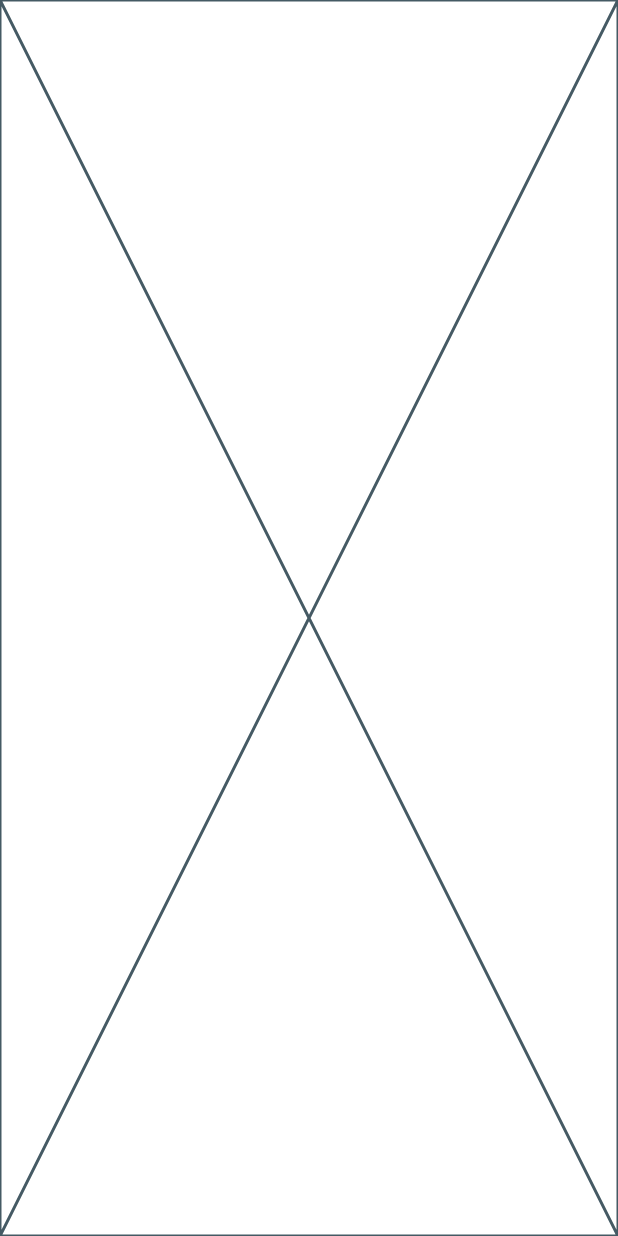
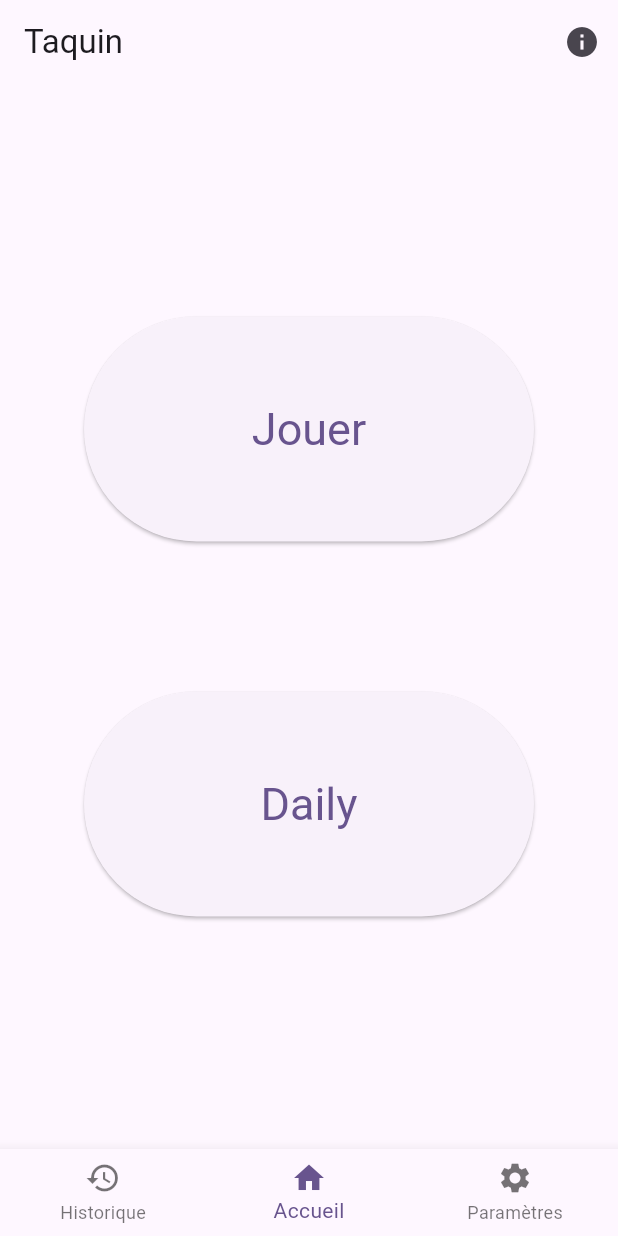
Before and after one commit to Aoxcis/AMSE-TP2, a Flutter app: the screen it shows after launch, on a phone screen of 412 x 824 dp. Run offline on Flutter 3.47's test engine with Material 3 defaults, Android fonts, the phone set to English and light mode, and no system bars; our stand-ins replace shared_preferences.

Commit message:
feat: implement home page layout with navigation and custom app bar

```diff
--- a/tp2/lib/main.dart
+++ b/tp2/lib/main.dart
@@ -1,5 +1,5 @@
 import 'package:flutter/material.dart';
-import 'dart:math' as math;
+
 
 import 'package:tp2/pages/home_page.dart';
 
@@ -14,13 +14,13 @@ class MyApp extends StatelessWidget {
   @override
   Widget build(BuildContext context) {
     return MaterialApp(
-      title: 'Flutter Demo',
+      title: 'Taquin',
       debugShowCheckedModeBanner: false,
       theme: ThemeData(
         colorScheme: ColorScheme.fromSeed(seedColor: Colors.deepPurple),
         useMaterial3: true,
       ),
-      home: const home_page(),
+      home: const HomePage(),
     );
   }
 }
--- a/tp2/lib/pages/home_page.dart
+++ b/tp2/lib/pages/home_page.dart
@@ -1,15 +1,61 @@
 import 'package:flutter/material.dart';
+import 'package:tp2/widgets/app_bar.dart';
+import 'package:tp2/widgets/nav_bar.dart';
 
-class home_page extends StatefulWidget {
-  const home_page({super.key});
+class HomePage extends StatefulWidget {
+  const HomePage({super.key});
 
   @override
-  State<home_page> createState() => _home_pageState();
+  State<HomePage> createState() => _HomePageState();
 }
 
-class _home_pageState extends State<home_page> {
+class _HomePageState extends State<HomePage> {
+  int _selectedIndex = 1;
+
+  void _onItemTapped(int index) {
+    setState(() {
+      _selectedIndex = index;
+    });
+    // Ici, tu peux gérer la navigation en fonction de l'index sélectionné
+    // par exemple avec un switch ou un Navigator.push()
+  }
+
   @override
   Widget build(BuildContext context) {
-    return const Placeholder();
+    return Scaffold(
+      appBar: const MyAppBar(title: 'Taquin'),
+      body: Center(
+        child: Column(
+          mainAxisAlignment: MainAxisAlignment.center,
+          children: [
+            ElevatedButton(
+              style: ElevatedButton.styleFrom(
+                fixedSize: const Size(300, 150),
+                textStyle: const TextStyle(fontSize: 30),
+              ),
+              onPressed: () {
+                // Naviguer vers la page de jeu
+              },
+              child: const Text('Jouer'),
+            ),
+            const SizedBox(height: 100),
+            ElevatedButton(
+              style: ElevatedButton.styleFrom(
+                fixedSize: const Size(300, 150),
+                textStyle: const TextStyle(fontSize: 30),
+              ),
+              onPressed: () {
+                // Naviguer vers la page quotidienne
+              },
+              child: const Text('Daily'),
+            ),
+          ],
+        ),
+      ),
+      bottomNavigationBar: MyNavBar(
+        currentIndex: _selectedIndex,
+        onTap: _onItemTapped,
+      ),
+    );
   }
 }
--- /dev/null
+++ b/tp2/lib/widgets/app_bar.dart
@@ -0,0 +1,26 @@
+import 'package:flutter/material.dart';
+
+class MyAppBar extends StatelessWidget implements PreferredSizeWidget {
+  final String title;
+
+  const MyAppBar({Key? key, required this.title}) : super(key: key);
+
+  @override
+  Widget build(BuildContext context) {
+    return AppBar(
+      title: Text(title),
+      actions: [
+        IconButton(
+          icon: const Icon(Icons.info),
+          onPressed: () {
+            // Action ou navigation quand on appuie sur l'icône
+          },
+        ),
+      ],
+    );
+  }
+
+  // Indique la taille préférée pour la barre d'application
+  @override
+  Size get preferredSize => const Size.fromHeight(kToolbarHeight);
+}
--- /dev/null
+++ b/tp2/lib/widgets/nav_bar.dart
@@ -0,0 +1,34 @@
+import 'package:flutter/material.dart';
+
+class MyNavBar extends StatelessWidget {
+  final int currentIndex;
+  final ValueChanged<int> onTap;
+
+  const MyNavBar({
+    Key? key,
+    required this.currentIndex,
+    required this.onTap,
+  }) : super(key: key);
+
+  @override
+  Widget build(BuildContext context) {
+    return BottomNavigationBar(
+      currentIndex: currentIndex,
+      onTap: onTap,
+      items: const [
+        BottomNavigationBarItem(
+          icon: Icon(Icons.history),
+          label: 'Historique',
+        ),
+        BottomNavigationBarItem(
+          icon: Icon(Icons.home),
+          label: 'Accueil',
+        ),
+        BottomNavigationBarItem(
+          icon: Icon(Icons.settings),
+          label: 'Paramètres',
+        ),
+      ],
+    );
+  }
+}
```
Also changed, not shown: tp2/lib/pages/info_page.dart (added).
